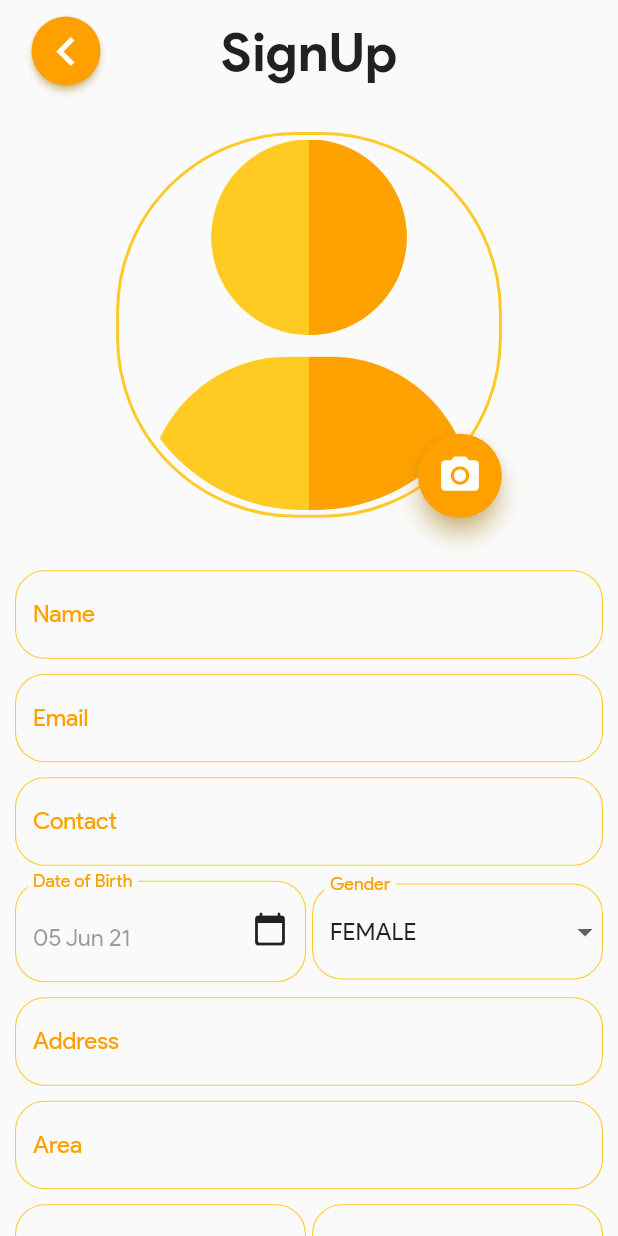
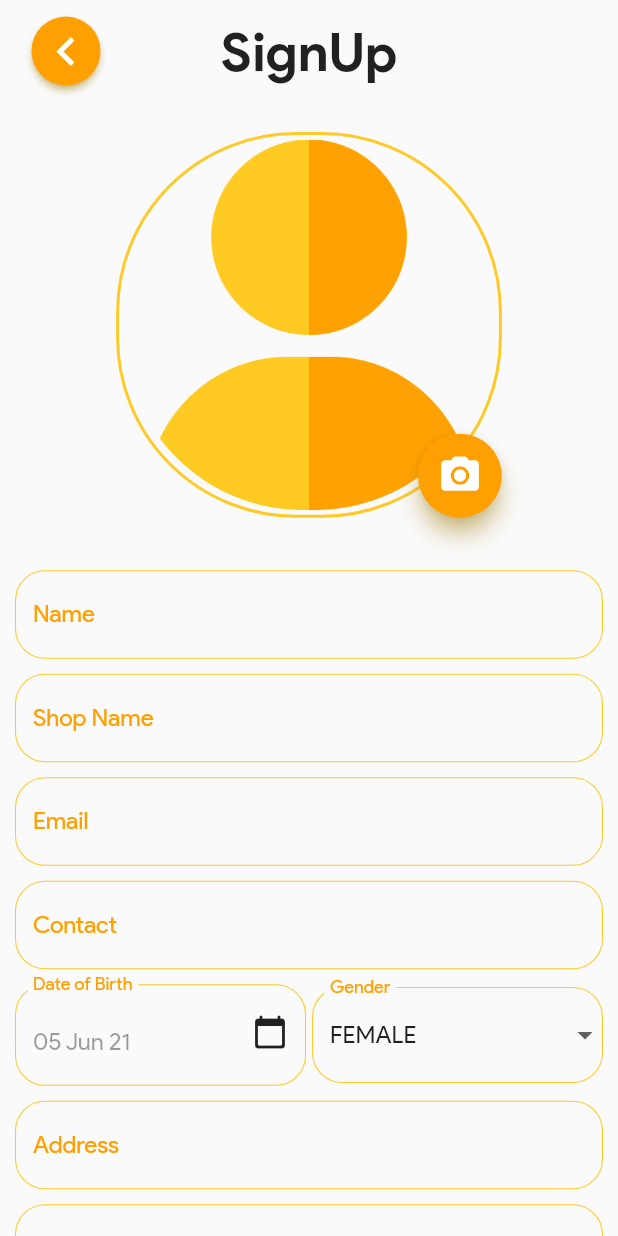
Before and after one commit to CodeWizard1206/eRation, a Flutter app: the screen it shows after launch, after a tap on "Sign Up", on a phone screen of 412 x 824 dp. Run offline on Flutter 3.47's test engine with Material 2 defaults, Android fonts, the phone set to English and light mode, and no system bars; our stand-ins replace cached_network_image, cloud_firestore, firebase_auth, firebase_core, firebase_storage, flutter_icons and 5 more; accounts and stored records are empty.

Commit message:
Commit #25 - Navigation Bug Fixed and Shop Name Parameter Added

```diff
--- a/e_ration_seller/lib/MODELS/user_model.dart
+++ b/e_ration_seller/lib/MODELS/user_model.dart
@@ -4,6 +4,7 @@ import 'package:cloud_firestore/cloud_firestore.dart';
 class UserModel {
   String? uid;
   String? name;
+  String? shopName;
   String? email;
   String? pass;
   String? contact;
@@ -18,6 +19,7 @@ class UserModel {
   UserModel({
     this.uid,
     this.name,
+    this.shopName,
     this.email,
     this.pass,
     this.contact,
@@ -33,6 +35,7 @@ class UserModel {
   UserModel copyWith({
     String? uid,
     String? name,
+    String? shopName,
     String? email,
     String? pass,
     String? contact,
@@ -47,6 +50,7 @@ class UserModel {
     return UserModel(
       uid: uid ?? this.uid,
       name: name ?? this.name,
+      shopName: shopName ?? this.shopName,
       email: email ?? this.email,
       pass: pass ?? this.pass,
       contact: contact ?? this.contact,
@@ -64,6 +68,7 @@ class UserModel {
     return {
       'name': name,
       'email': email,
+      'shopName': shopName,
       'pass': pass,
       'contact': contact,
       'profile': profile,
@@ -87,6 +92,7 @@ class UserModel {
     return UserModel(
       uid: doc.id,
       name: doc.get('name'),
+      shopName: doc.get('shopName'),
       email: doc.get('email'),
       pass: doc.get('pass'),
       contact: doc.get('contact'),
@@ -104,6 +110,7 @@ class UserModel {
     return UserModel(
       uid: map['uid'],
       name: map['name'],
+      shopName: map['shopName'],
       email: map['email'],
       pass: map['pass'],
       contact: map['contact'],
@@ -124,7 +131,7 @@ class UserModel {
 
   @override
   String toString() {
-    return 'UserModel(uid: $uid, name: $name, email: $email, pass: $pass, contact: $contact, profile: $profile, gender: $gender, dob: $dob, address: $address, area: $area, city: $city, state: $state)';
+    return 'UserModel(uid: $uid, name: $name, shopName: $shopName, email: $email, pass: $pass, contact: $contact, profile: $profile, gender: $gender, dob: $dob, address: $address, area: $area, city: $city, state: $state)';
   }
 
   @override
@@ -134,6 +141,7 @@ class UserModel {
     return other is UserModel &&
         other.uid == uid &&
         other.name == name &&
+        other.shopName == shopName &&
         other.email == email &&
         other.pass == pass &&
         other.contact == contact &&
@@ -150,6 +158,7 @@ class UserModel {
   int get hashCode {
     return uid.hashCode ^
         name.hashCode ^
+        shopName.hashCode ^
         email.hashCode ^
         pass.hashCode ^
         contact.hashCode ^
--- a/e_ration_seller/lib/PAGES/sign_up_screen.dart
+++ b/e_ration_seller/lib/PAGES/sign_up_screen.dart
@@ -8,6 +8,7 @@ import 'package:e_ration_seller/MODELS/contants.dart';
 import 'package:e_ration_seller/MODELS/database_model.dart';
 import 'package:e_ration_seller/MODELS/user_model.dart';
 import 'package:flutter/material.dart';
+import 'package:flutter/scheduler.dart';
 // ignore: import_of_legacy_library_into_null_safe
 import 'package:flutter_icons/flutter_icons.dart';
 import 'package:image_cropper/image_cropper.dart';
@@ -26,6 +27,7 @@ class SignUpScreen extends StatefulWidget {
 class _SignUpScreenState extends State<SignUpScreen> {
   TextEditingController? _name;
   TextEditingController? _email;
+  TextEditingController? _shopName;
   TextEditingController? _contact;
   TextEditingController? _pass;
   TextEditingController? _passConfirm;
@@ -47,6 +49,7 @@ class _SignUpScreenState extends State<SignUpScreen> {
   @override
   void initState() {
     _name = TextEditingController();
+    _shopName = TextEditingController();
     _email = TextEditingController();
     _contact = TextEditingController();
     _pass = TextEditingController();
@@ -162,6 +165,7 @@ class _SignUpScreenState extends State<SignUpScreen> {
 
   Future<void> _signMeUp(BuildContext context) async {
     if (_name!.text.isNotEmpty &&
+        _shopName!.text.isNotEmpty &&
         _email!.text.isNotEmpty &&
         _contact!.text.isNotEmpty &&
         _pass!.text.isNotEmpty &&
@@ -184,6 +188,7 @@ class _SignUpScreenState extends State<SignUpScreen> {
             );
             UserModel _user = UserModel(
               name: _name!.text,
+              shopName: _shopName!.text,
               email: _email!.text,
               contact: _contact!.text,
               pass: _pass!.text,
@@ -201,6 +206,7 @@ class _SignUpScreenState extends State<SignUpScreen> {
             setState(() {
               this._isLoading = false;
             });
+            SchedulerBinding.instance!.addPostFrameCallback((_) {
               if (_result) {
                 Constant.isLoggedIn = true;
                 Navigator.popUntil(context, ModalRoute.withName('/'));
@@ -213,6 +219,7 @@ class _SignUpScreenState extends State<SignUpScreen> {
                   ),
                 );
               }
+            });
           } else {
             // ignore: deprecated_member_use
             Scaffold.of(context).showSnackBar(
@@ -320,6 +327,11 @@ class _SignUpScreenState extends State<SignUpScreen> {
                       title: "Name",
                     ),
                     InputField(
+                      controller: _shopName,
+                      title: "Shop Name",
+                      textCapitalization: TextCapitalization.words,
+                    ),
+                    InputField(
                       controller: _email,
                       title: "Email",
                       keyboardType: TextInputType.emailAddress,
@@ -408,7 +420,7 @@ class _SignUpScreenState extends State<SignUpScreen> {
                 ),
               ),
               Builder(
-                builder: (context) => IconButtonMaterial(
+                builder: (_) => IconButtonMaterial(
                   onPressed: () {
                     _signMeUp(context);
                   },
--- a/e_ration_seller/lib/main.dart
+++ b/e_ration_seller/lib/main.dart
@@ -54,7 +54,7 @@ class MyApp extends StatelessWidget {
         '/orders': (context) => Orders(),
         '/queries': (context) => Queries(),
       },
-      initialRoute: '/',
+      // initialRoute: '/',
     );
   }
 }
```
Also changed, not shown: e_ration_seller/lib/PAGES/profile_view.dart (+12 -0 lines). Lines whose indentation alone changed are shown as unchanged.
